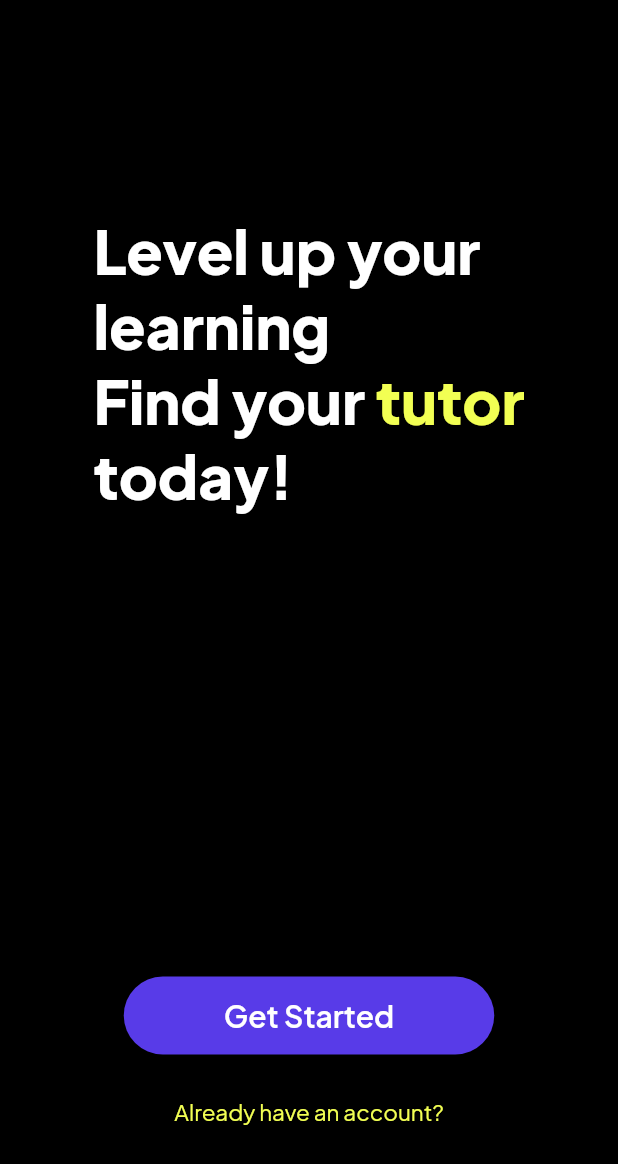
After one commit to mustafakhokhar/TutorX, a Flutter app: the screen it shows after launch, on a phone screen of 412 x 824 dp. The commit adds this screen. Shown: the top 1164 px of the screen. Run offline on Flutter 3.47's test engine with Material 2 defaults, Android fonts, the phone set to English and light mode, and no system bars; our stand-ins replace firebase_auth, firebase_core, google_sign_in; accounts and stored records are empty.

Commit message:
RENAMED THE STRUCTURE

```diff
--- a/Frontend/lib/main.dart
+++ b/Frontend/lib/main.dart
@@ -1,6 +1,6 @@
 import 'package:flutter/material.dart';
-import 'package:tutorx/screens/common/welcome_screen.dart';
-import 'package:tutorx/welcome_screen.dart';
+import 'package:tutorx/screens/common/first_screen.dart';
+// import 'package:tutorx/welcome_screen.dart';
 import 'package:tutorx/utils/auth.dart';
 
 void main() async {
@@ -37,7 +37,7 @@ class _MyAppState extends State<MyApp> {
               primarySwatch: Colors.indigo,
               brightness: Brightness.dark,
             ),
-            home: Welcomescreen(),
+            home: FirstScreen(),
           );
         }
         return CircularProgressIndicator(
--- /dev/null
+++ b/Frontend/lib/screens/common/first_screen.dart
@@ -0,0 +1,117 @@
+import 'package:flutter/gestures.dart';
+import 'package:flutter/material.dart';
+
+import '../../welcome_screen.dart';
+import '../student/student_sign_up.dart';
+import 'log_in.dart';
+
+class FirstScreen extends StatelessWidget {
+  @override
+  Widget build(BuildContext context) {
+    return Scaffold(
+      backgroundColor: Colors.black,
+      body: Center(
+        child: Column(
+          mainAxisAlignment: MainAxisAlignment.start,
+          children: <Widget>[
+            SizedBox(height: 141),
+            Text.rich(
+              TextSpan(
+                children: [
+                  TextSpan(
+                    text: 'Level up your\nlearning\nFind your ',
+                    style: TextStyle(
+                      fontWeight: FontWeight.w800,
+                      fontSize: 40,
+                      fontFamily: 'JakartaSans',
+                    ),
+                  ),
+                  TextSpan(
+                    text: 'tutor',
+                    style: TextStyle(
+                      fontWeight: FontWeight.w800,
+                      fontSize: 40,
+                      fontFamily: 'JakartaSans',
+                      color: Color(0xFFF2FF53),
+                    ),
+                  ),
+                  TextSpan(
+                    text: '\ntoday!',
+                    style: TextStyle(
+                      fontWeight: FontWeight.w800,
+                      fontSize: 40,
+                      fontFamily: 'JakartaSans',
+                    ),
+                  ),
+                ],
+              ),
+            ),
+            SizedBox(height: 310),
+            SizedBox(
+              height: 52,
+              width: 247,
+              child: ElevatedButton(
+                style: ButtonStyle(
+                    shape: MaterialStateProperty.all<RoundedRectangleBorder>(
+                        RoundedRectangleBorder(
+                      borderRadius: BorderRadius.circular(30.0),
+                    )),
+                    backgroundColor:
+                        MaterialStatePropertyAll(Color(0xFF583BE8))),
+                onPressed: () {
+                  Navigator.push(
+                    context,
+                    MaterialPageRoute(builder: (context) => StudentSignUpScreen()),
+                  );
+                },
+                child: Text(
+                  'Get Started',
+                  style: TextStyle(
+                    fontFamily: 'JakartaSans',
+                    fontWeight: FontWeight.w600,
+                    fontSize: 20,
+                  ),
+                ),
+              ),
+            ),
+            SizedBox(
+              height: 28,
+            ),
+            RichText(
+                text: TextSpan(children: <TextSpan>[
+              TextSpan(
+                  text: 'Already have an account?',
+                  style: TextStyle(
+                    color: Color(0xFFF2FF53),
+                    fontSize: 15,
+                    fontFamily: 'JakartaSans',
+                    fontWeight: FontWeight.w400,
+                  ),
+                  recognizer: TapGestureRecognizer()
+                    ..onTap = () {
+                      Navigator.push(
+                        context,
+                        MaterialPageRoute(builder: (context) => WelcomeScreen()),
+                      );
+                    })
+            ]))
+          ],
+        ),
+      ),
+    );
+  }
+}
+
+class LoginScreen extends StatelessWidget {
+  @override
+  Widget build(BuildContext context) {
+    return Scaffold(
+      appBar: AppBar(
+        title: Text('Login'),
+      ),
+      body: Center(
+        child: Text('Login Page'),
+      ),
+    );
+  }
+}
```
